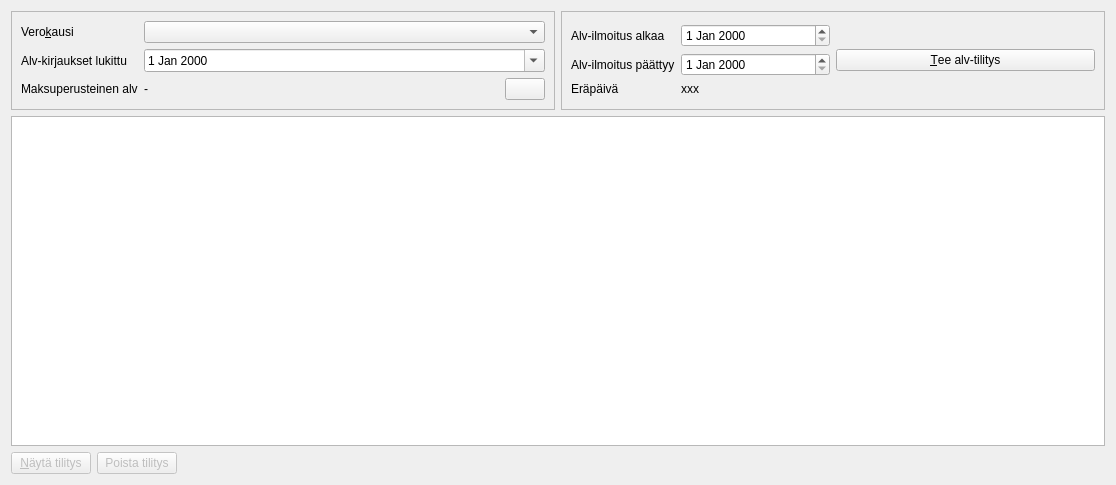
Above: kitupiikki/alv/arvonlisavero.ui from artoh/kitupiikki before the change. Below: the same form after it.
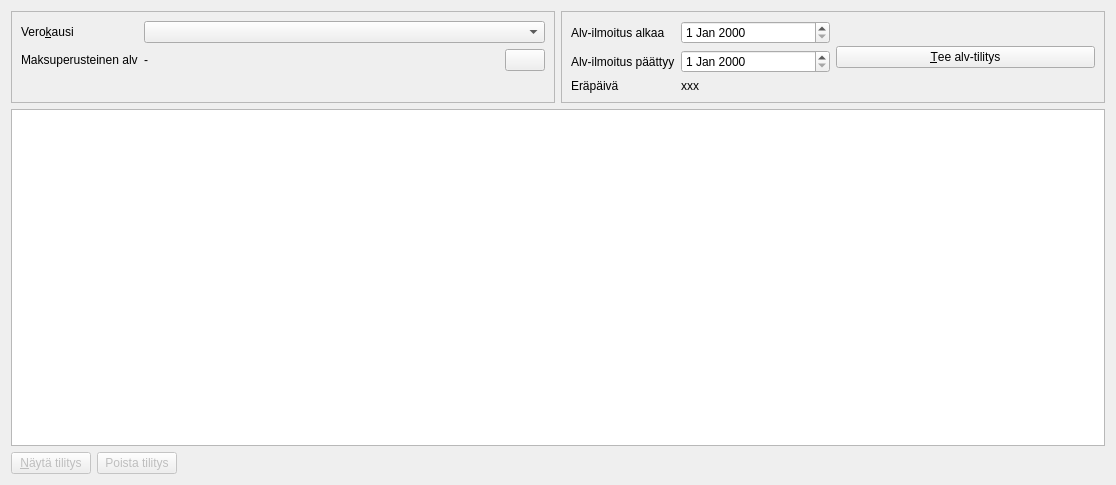
That is the form after the change. Icons and pictures are not drawn.

```diff
--- a/kitupiikki/alv/arvonlisavero.ui
+++ b/kitupiikki/alv/arvonlisavero.ui
@@ -41,33 +41,13 @@
            <widget class="QComboBox" name="kausiCombo"/>
           </item>
           <item row="1" column="0">
-           <widget class="QLabel" name="label_2">
-            <property name="text">
-             <string>Alv-kirjaukset lukittu</string>
-            </property>
-            <property name="buddy">
-             <cstring>viimeisinEdit</cstring>
-            </property>
-           </widget>
-          </item>
-          <item row="1" column="1">
-           <widget class="QDateEdit" name="viimeisinEdit">
-            <property name="readOnly">
-             <bool>false</bool>
-            </property>
-            <property name="calendarPopup">
-             <bool>true</bool>
-            </property>
-           </widget>
-          </item>
-          <item row="2" column="0">
            <widget class="QLabel" name="label_4">
             <property name="text">
              <string>Maksuperusteinen alv</string>
             </property>
            </widget>
           </item>
-          <item row="2" column="1">
+          <item row="1" column="1">
            <layout class="QHBoxLayout" name="horizontalLayout" stretch="1,0">
             <item>
              <widget class="QLabel" name="maksuAlv">
```
